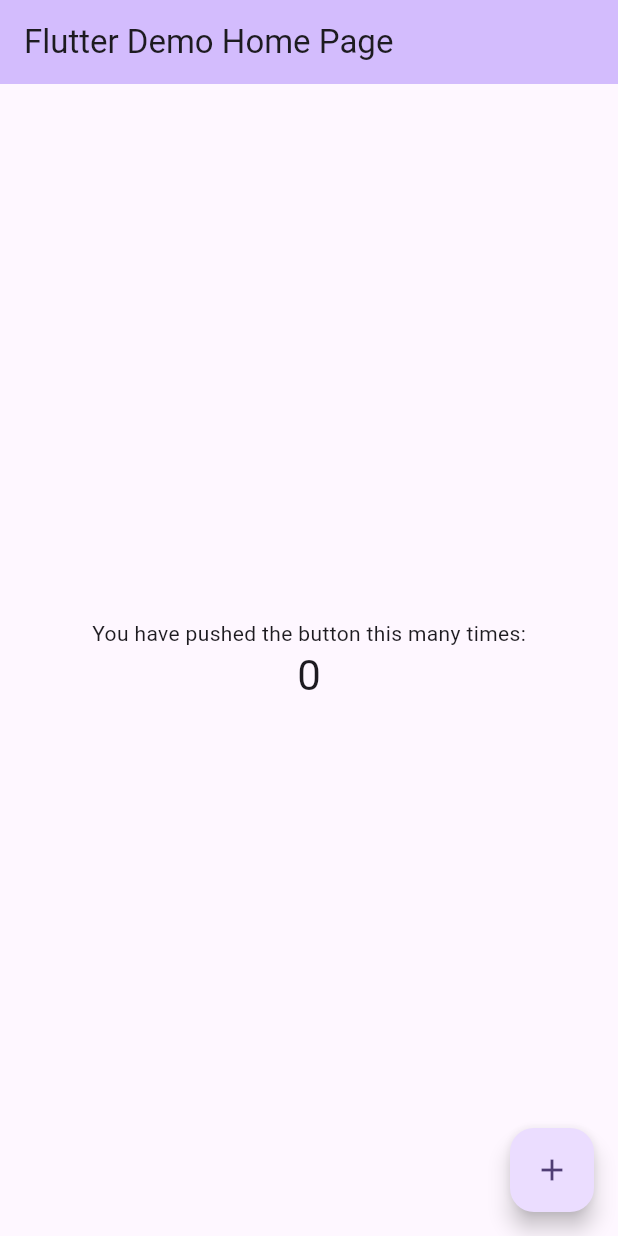
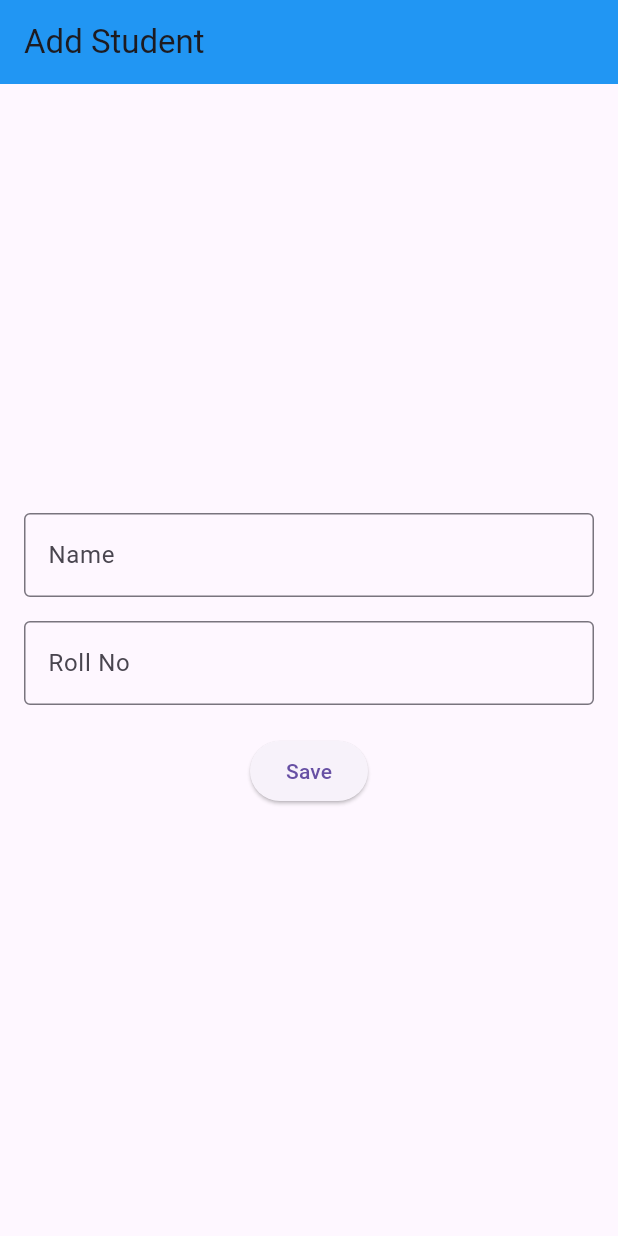
Before and after one commit to MeenakshiR01/firebae, a Flutter app: the screen it shows after launch, on a phone screen of 412 x 824 dp. Run offline on Flutter 3.47's test engine with Material 3 defaults, Android fonts, the phone set to English and light mode, and no system bars; our stand-ins replace cloud_firestore, firebase_core; accounts and stored records are empty.

```diff
--- a/lib/main.dart
+++ b/lib/main.dart
@@ -1,122 +1,94 @@
 import 'package:flutter/material.dart';
+import 'package:firebase_core/firebase_core.dart';
+import 'package:cloud_firestore/cloud_firestore.dart';
+import 'firebase_options.dart';
 
-void main() {
-  runApp(const MyApp());
+void main() async {
+  WidgetsFlutterBinding.ensureInitialized();
+  await Firebase.initializeApp(
+    options: DefaultFirebaseOptions.currentPlatform,
+  );
+  runApp(MyApp());
 }
 
 class MyApp extends StatelessWidget {
   const MyApp({super.key});
-
-  // This widget is the root of your application.
   @override
   Widget build(BuildContext context) {
-    return MaterialApp(
-      title: 'Flutter Demo',
-      theme: ThemeData(
-        // This is the theme of your application.
-        //
-        // TRY THIS: Try running your application with "flutter run". You'll see
-        // the application has a purple toolbar. Then, without quitting the app,
-        // try changing the seedColor in the colorScheme below to Colors.green
-        // and then invoke "hot reload" (save your changes or press the "hot
-        // reload" button in a Flutter-supported IDE, or press "r" if you used
-        // the command line to start the app).
-        //
-        // Notice that the counter didn't reset back to zero; the application
-        // state is not lost during the reload. To reset the state, use hot
-        // restart instead.
-        //
-        // This works for code too, not just values: Most code changes can be
-        // tested with just a hot reload.
-        colorScheme: ColorScheme.fromSeed(seedColor: Colors.deepPurple),
-      ),
-      home: const MyHomePage(title: 'Flutter Demo Home Page'),
+    return const MaterialApp(
+      debugShowCheckedModeBanner: false,
+      home: StudentInputPage(),
     );
   }
 }
+class StudentInputPage extends StatefulWidget {
+  const StudentInputPage({super.key});
+  @override
+  State<StudentInputPage> createState() => _StudentInputPageState();
+}
+class _StudentInputPageState extends State<StudentInputPage> {
+  final TextEditingController nameController = TextEditingController();
+  final TextEditingController rollNoController = TextEditingController();
+  final CollectionReference students = FirebaseFirestore.instance.collection(
+    'students',
 
-class MyHomePage extends StatefulWidget {
-  const MyHomePage({super.key, required this.title});
-
-  // This widget is the home page of your application. It is stateful, meaning
-  // that it has a State object (defined below) that contains fields that affect
-  // how it looks.
-
-  // This class is the configuration for the state. It holds the values (in this
-  // case the title) provided by the parent (in this case the App widget) and
-  // used by the build method of the State. Fields in a Widget subclass are
-  // always marked "final".
-
-  final String title;
-
-  @override
-  State<MyHomePage> createState() => _MyHomePageState();
-}
-
-class _MyHomePageState extends State<MyHomePage> {
-  int _counter = 0;
-
-  void _incrementCounter() {
-    setState(() {
-      // This call to setState tells the Flutter framework that something has
-      // changed in this State, which causes it to rerun the build method below
-      // so that the display can reflect the updated values. If we changed
-      // _counter without calling setState(), then the build method would not be
-      // called again, and so nothing would appear to happen.
-      _counter++;
-    });
+  );
+  Future<void> addStudent() async {
+    String name = nameController.text.trim();
+    String rollNo = rollNoController.text.trim();
+    if (name.isNotEmpty && rollNo.isNotEmpty) {
+      await students.add({
+        'name': name,
+        'rollNo': rollNo,
+        'createdAt': FieldValue.serverTimestamp(),
+      });
+      // Clear textfields after saving
+      nameController.clear();
+      rollNoController.clear();
+      ScaffoldMessenger.of(context).showSnackBar(
+        const SnackBar(content: Text("Student added successfully!")),
+      );
+    } else {
+      ScaffoldMessenger.of(
+        context,
+      ).showSnackBar(const SnackBar(content: Text("Please fill both fields.")));
+    }
   }
-
   @override
   Widget build(BuildContext context) {
-    // This method is rerun every time setState is called, for instance as done
-    // by the _incrementCounter method above.
-    //
-    // The Flutter framework has been optimized to make rerunning build methods
-    // fast, so that you can just rebuild anything that needs updating rather
-    // than having to individually change instances of widgets.
     return Scaffold(
       appBar: AppBar(
-        // TRY THIS: Try changing the color here to a specific color (to
-        // Colors.amber, perhaps?) and trigger a hot reload to see the AppBar
-        // change color while the other colors stay the same.
-        backgroundColor: Theme.of(context).colorScheme.inversePrimary,
-        // Here we take the value from the MyHomePage object that was created by
-        // the App.build method, and use it to set our appbar title.
-        title: Text(widget.title),
+        title: const Text("Add Student"),
+        backgroundColor: Colors.blue,
       ),
-      body: Center(
-        // Center is a layout widget. It takes a single child and positions it
-        // in the middle of the parent.
+      body: Padding(
+
+
+        padding: const EdgeInsets.all(16.0),
         child: Column(
-          // Column is also a layout widget. It takes a list of children and
-          // arranges them vertically. By default, it sizes itself to fit its
-          // children horizontally, and tries to be as tall as its parent.
-          //
-          // Column has various properties to control how it sizes itself and
-          // how it positions its children. Here we use mainAxisAlignment to
-          // center the children vertically; the main axis here is the vertical
-          // axis because Columns are vertical (the cross axis would be
-          // horizontal).
-          //
-          // TRY THIS: Invoke "debug painting" (choose the "Toggle Debug Paint"
-          // action in the IDE, or press "p" in the console), to see the
-          // wireframe for each widget.
           mainAxisAlignment: MainAxisAlignment.center,
-          children: <Widget>[
-            const Text('You have pushed the button this many times:'),
-            Text(
-              '$_counter',
-              style: Theme.of(context).textTheme.headlineMedium,
+          children: [
+            TextField(
+              controller: nameController,
+              decoration: const InputDecoration(
+                labelText: "Name",
+                border: OutlineInputBorder(),
+              ),
             ),
+            const SizedBox(height: 16),
+            TextField(
+              controller: rollNoController,
+              decoration: const InputDecoration(
+                labelText: "Roll No",
+                border: OutlineInputBorder(),
+              ),
+              keyboardType: TextInputType.number,
+            ),
+            const SizedBox(height: 20),
+            ElevatedButton(onPressed: addStudent, child: const Text("Save")),
           ],
         ),
       ),
-      floatingActionButton: FloatingActionButton(
-        onPressed: _incrementCounter,
-        tooltip: 'Increment',
-        child: const Icon(Icons.add),
-      ), // This trailing comma makes auto-formatting nicer for build methods.
     );
   }
 }
```
Also changed, not shown: 1 other file.
